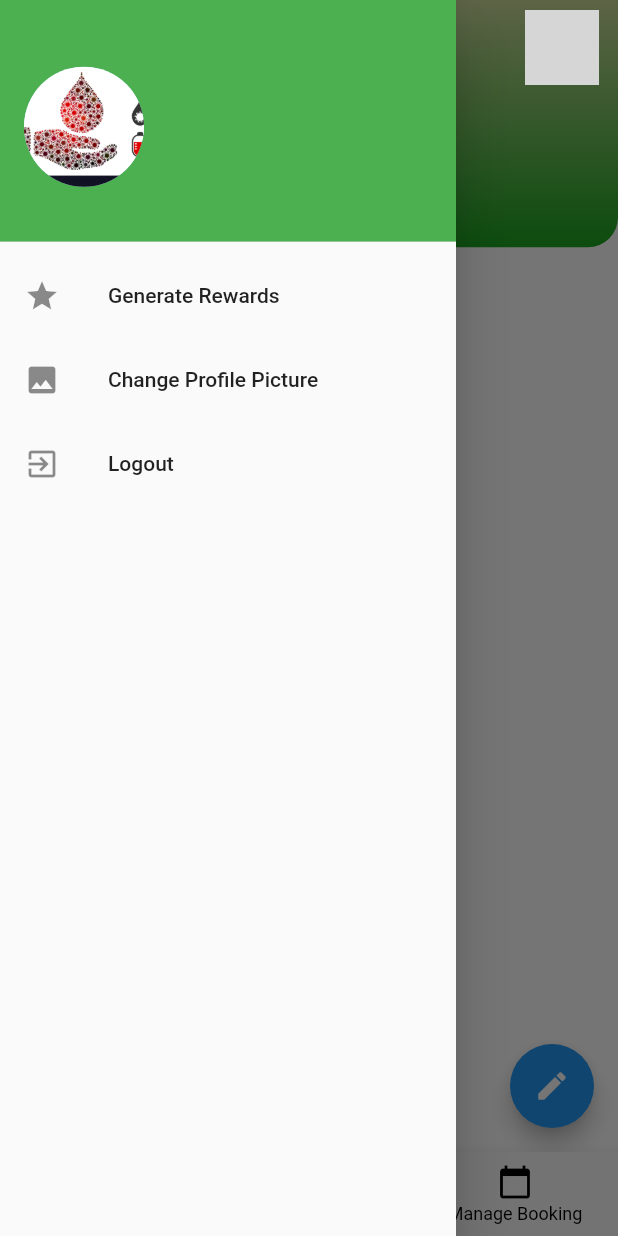
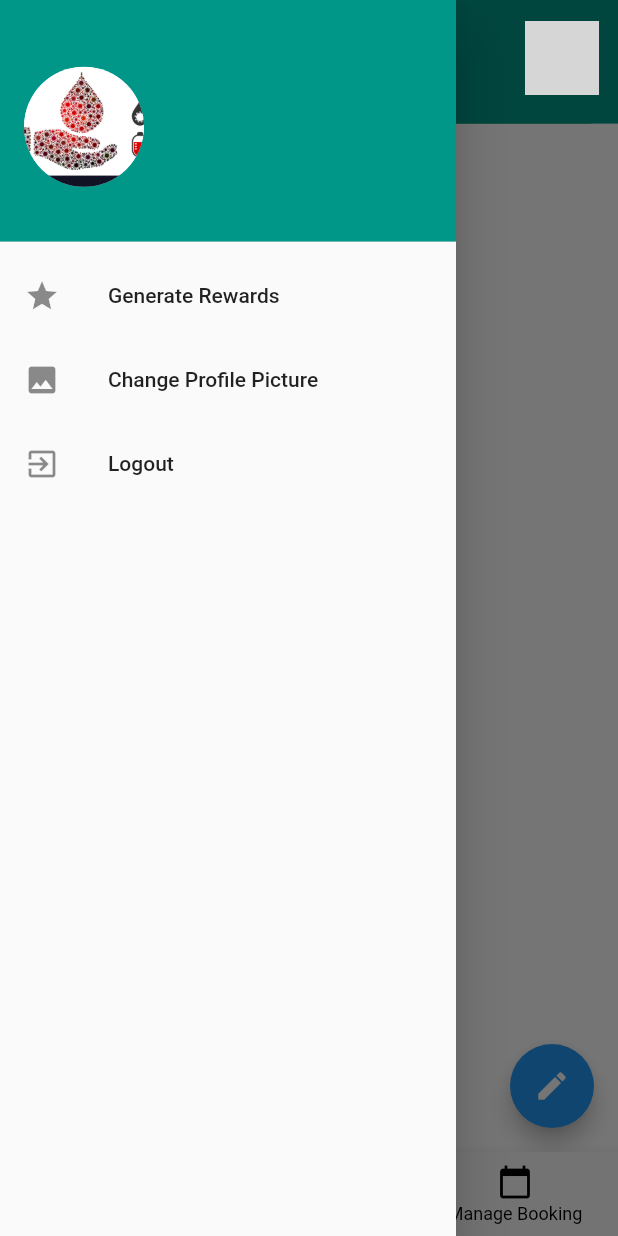
Before and after one commit to HarpreetK24/ecotrak_driver, a Flutter app: the screen it shows once a user with an empty profile is signed in, item 2 of the bottom bar chosen, with the side drawer open, on a phone screen of 412 x 824 dp. Run offline on Flutter 3.47's test engine with Material 2 defaults, Android fonts, the phone set to English and light mode, and no system bars; our stand-ins replace animated_text_kit, cloud_firestore, firebase_auth, firebase_core, firebase_storage, flutter_local_notifications and 6 more; accounts and stored records are empty; network calls fail; Roboto replaces fonts that are missing (Readex Pro); grey boxes are pictures that could not be loaded.

Commit message:
Made Some necessary changes.

```diff
--- a/lib/dashboard_screen.dart
+++ b/lib/dashboard_screen.dart
@@ -166,10 +166,7 @@ class _DashboardScreenState extends State<DashboardScreen> {
   @override
   Widget build(BuildContext context) {
     return Scaffold(
-      // appBar: AppBar(
-      //   title: const Text('Ecotrak'),
-      //     backgroundColor: Colors.green
-      // ),
+
       drawer: buildSidebar(context),
       body: _widgetOptions[_selectedIndex],
       bottomNavigationBar: buildBottomNavigationBar(),
@@ -183,7 +180,7 @@ class _DashboardScreenState extends State<DashboardScreen> {
         children: <Widget>[
           DrawerHeader(
             decoration: BoxDecoration(
-              color: Colors.green,
+              color: Color(0xFF009688),
             ),
             child: Row(
               children: [
@@ -272,7 +269,7 @@ class _DashboardScreenState extends State<DashboardScreen> {
         ),
       ],
       currentIndex: _selectedIndex,
-      selectedItemColor: Colors.green,
+      selectedItemColor: Color(0xFF009688),
       unselectedItemColor: Colors.black,
       onTap: _onItemTapped,
     );
--- a/lib/profile_screen.dart
+++ b/lib/profile_screen.dart
@@ -96,7 +96,7 @@ class _ProfileScreenState extends State<ProfileScreen> {
                 alignment: AlignmentDirectional(-0.04, 0.92),
                 child: Padding(
                   padding: EdgeInsets.only(
-                    top: screenHeight * 0.2,
+                    top: screenHeight * 0.09,
                     right: screenWidth * 0.05,
                   ),
                   child: Container(
@@ -144,16 +144,20 @@ class _ProfileScreenState extends State<ProfileScreen> {
                           alignment: AlignmentDirectional(-0.50, -0.55),
                           child: Padding(
                             padding: EdgeInsetsDirectional.fromSTEB(
+                              61.5,
+                              135,
                               0,
                               0,
-                              screenWidth * 0.1,
-                              0,
                             ),
+                            child: SizedBox(
+                              width: double.infinity,
+                              height: double.infinity,
                               child: Text(
                                 _displayName,
                                 style: TextStyle(
                                   fontFamily: 'Readex Pro',
                                   fontWeight: FontWeight.w500,
+                                ),
                               ),
                             ),
                           ),
@@ -184,16 +188,20 @@ class _ProfileScreenState extends State<ProfileScreen> {
                           alignment: AlignmentDirectional(-0.48, -0.32),
                           child: Padding(
                             padding: EdgeInsetsDirectional.fromSTEB(
+                              63,
+                              198,
                               0,
                               0,
-                              screenWidth * 0.05,
-                              0,
                             ),
+                            child: SizedBox(
+                              width: double.infinity,
+                              height: double.infinity,
                               child: Text(
                                 _phoneNumber,
                                 style: TextStyle(
                                   fontFamily: 'Readex Pro',
                                   fontWeight: FontWeight.w500,
+                                ),
                               ),
                             ),
                           ),
@@ -224,16 +232,20 @@ class _ProfileScreenState extends State<ProfileScreen> {
                           alignment: AlignmentDirectional(0.44, -0.09),
                           child: Padding(
                             padding: EdgeInsetsDirectional.fromSTEB(
+                              65,
+                              268,
                               0,
                               0,
-                              screenWidth * 0.33,
-                              0,
                             ),
+                            child: SizedBox(
+                              width: double.infinity,
+                              height: double.infinity,
                               child: Text(
                                 _email,
                                 style: TextStyle(
                                   fontFamily: 'Readex Pro',
                                   fontWeight: FontWeight.w500,
+                                ),
                               ),
                             ),
                           ),
@@ -263,12 +275,15 @@ class _ProfileScreenState extends State<ProfileScreen> {
                         Align(
                           alignment: AlignmentDirectional(-0.11, 0.15),
                           child: Padding(
+
                             padding: EdgeInsetsDirectional.fromSTEB(
-                              0,
-                              0,
-                              screenWidth * 0.24,
-                              0,
+                                66,
+                                342,
+                                0,0
                             ),
+                            child: SizedBox(
+                              width: double.infinity,
+                              height: double.infinity,
                               child: Text(
                                 _address,
                                 style: TextStyle(
@@ -278,7 +293,7 @@ class _ProfileScreenState extends State<ProfileScreen> {
                               ),
                             ),
                           ),
-                      ],
+                        ),],
                     ),
                   ),
                 ),
@@ -289,7 +304,7 @@ class _ProfileScreenState extends State<ProfileScreen> {
                   padding: EdgeInsetsDirectional.fromSTEB(0, 0, 0, 0),
                   child: Container(
                     width: screenWidth,
-                    height: screenHeight * 0.2,
+                    height: screenHeight * 0.1,
                     decoration: BoxDecoration(
                       gradient: LinearGradient(
                         colors: [Color(0xFFCAD999), Color(0xFF1AA51F)],
@@ -307,6 +322,34 @@ class _ProfileScreenState extends State<ProfileScreen> {
                     child: Stack(
                       children: [
                         Align(
+                          alignment: AlignmentDirectional(-1.00, 0.00),
+                          child: Container(
+                            width: double.infinity,
+                            decoration: BoxDecoration(
+                              color: Color(0xFF009688),
+                            ),
+                            child: Stack(
+                              children: [
+                                Align(
+                                  alignment: AlignmentDirectional(0.00, -0.81),
+                                  child: Row(
+                                    mainAxisSize: MainAxisSize.max,
+                                    children: [
+                                      Padding(
+                                        padding: EdgeInsetsDirectional.fromSTEB(
+                                            30, 20, 20, 20),
+                                        child: Text(
+                                          'Hi '+ _displayName,
+                                          style: TextStyle(
+                                            fontSize: 16,
+                                            fontWeight: FontWeight.bold,
+                                          ),
+                                        ),
+                                      ),
+                                    ],
+                                  ),
+                                ),
+                                Align(
                                   alignment: AlignmentDirectional(0.00, -0.16),
                                   child: GestureDetector(
                                     onTap: () {
@@ -315,7 +358,8 @@ class _ProfileScreenState extends State<ProfileScreen> {
                                     child: Padding(
                                       padding: EdgeInsets.only(
                                           left: screenWidth * 0.82,
-                                bottom: screenHeight * 0.12,
+                                          // bottom: screenHeight * 0.,
+                                          top: screenHeight * 0
                                       ),
                                       child: ClipRRect(
                                         borderRadius: BorderRadius.circular(50),
@@ -329,34 +373,10 @@ class _ProfileScreenState extends State<ProfileScreen> {
                                     ),
                                   ),
                                 ),
-                        Align(
-                          alignment: AlignmentDirectional(0.00, 0.61),
-                          child: Text(
-                            'Driver',
-                            style: TextStyle(
-                              color: Color(0xFFD6EAEA),
-                              fontFamily: 'Readex Pro',
-                              fontSize: screenWidth * 0.08,
-                              fontWeight: FontWeight.w500,
+
+                              ],
                             ),
-                          ),
-                        ),
-                        Align(
-                          alignment: AlignmentDirectional(0.00, 0.61),
-                          child: Padding(
-                            padding: EdgeInsets.only(
-                              right: screenWidth * 0.6,
-                              bottom: screenHeight * 0.12,
-                            ),
-                            child: Text(
-                              'Ecotrak',
-                              style: TextStyle(
-                                color: Color(0xFF555E44),
-                                fontFamily: 'Readex Pro',
-                                fontSize: screenWidth * 0.1,
-                                fontWeight: FontWeight.w500,
-                              ),
-                            ),
+
                           ),
                         ),
                       ],
--- a/lib/rewardsGeneratiing.dart
+++ b/lib/rewardsGeneratiing.dart
@@ -58,25 +58,33 @@ class _RewardsGenerateState extends State<RewardsGenerate> {
   Future<void> expireUpdate() async {
     DocumentReference documentReference = firestore.collection('rewards').doc(qrData);
 
-    // Update the status field of the document
-    await documentReference.update({
-      'status': 'expired',
-    });
+    final DocumentSnapshot userData =
+      await firestore.collection('rewards').doc(qrData).get();
+
+    String currentStatus = userData['status'];
+
+    if(currentStatus == 'created') {
+      // Update the status field of the document
+      await documentReference.update({
+        'status': 'expired',
+      });
+    }
 
   }
 
   Future<void> generateRewards(String weight, String garbageType) async {
     String id = "";
     int rewards = 0;
+
     try {
 
       if (garbageType == 'Biodegradable') {
-        int w = int.parse(weight);
-        int c = w * 2; // 2 coins per Kg
+        double w = double.parse(weight);
+        double c = w * 2; // 2 coins per Kg
         rewards = c.round();
       } else if (garbageType == 'Non-Biodegradable') {
-        int w = int.parse(weight);
-        int c = w * 3; // 3 coins per Kg
+        double w = double.parse(weight);
+        double c = w * 5; // 3 coins per Kg
         rewards = c.round();
       }
 
```
Lines whose indentation alone changed are shown as unchanged.
